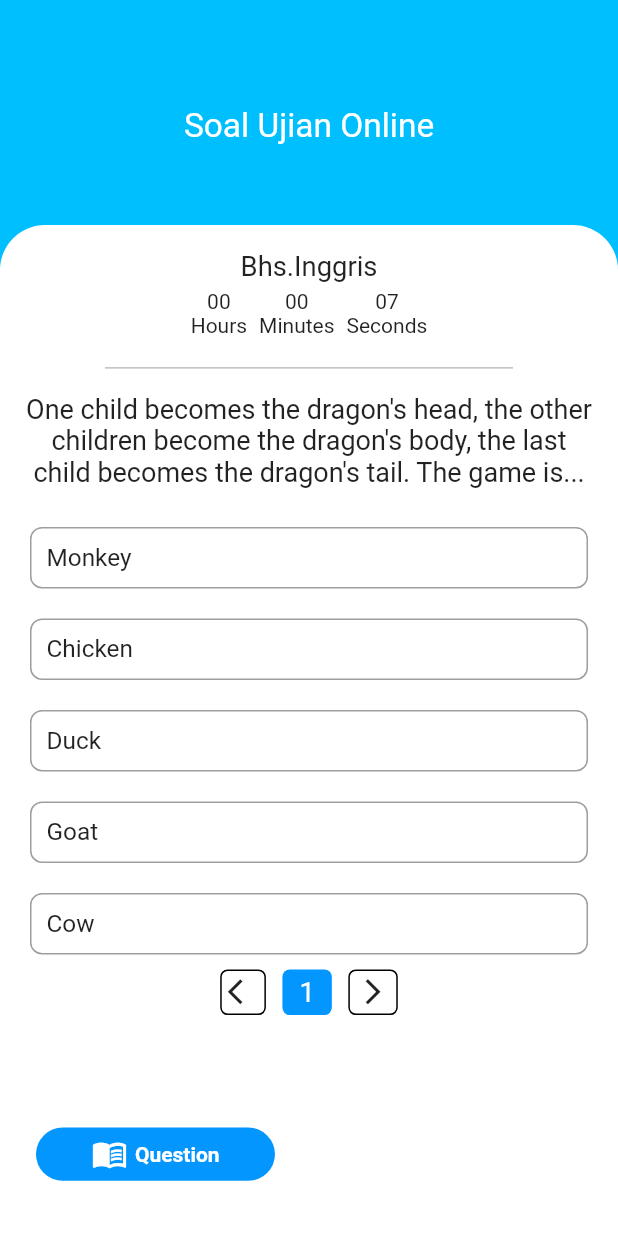
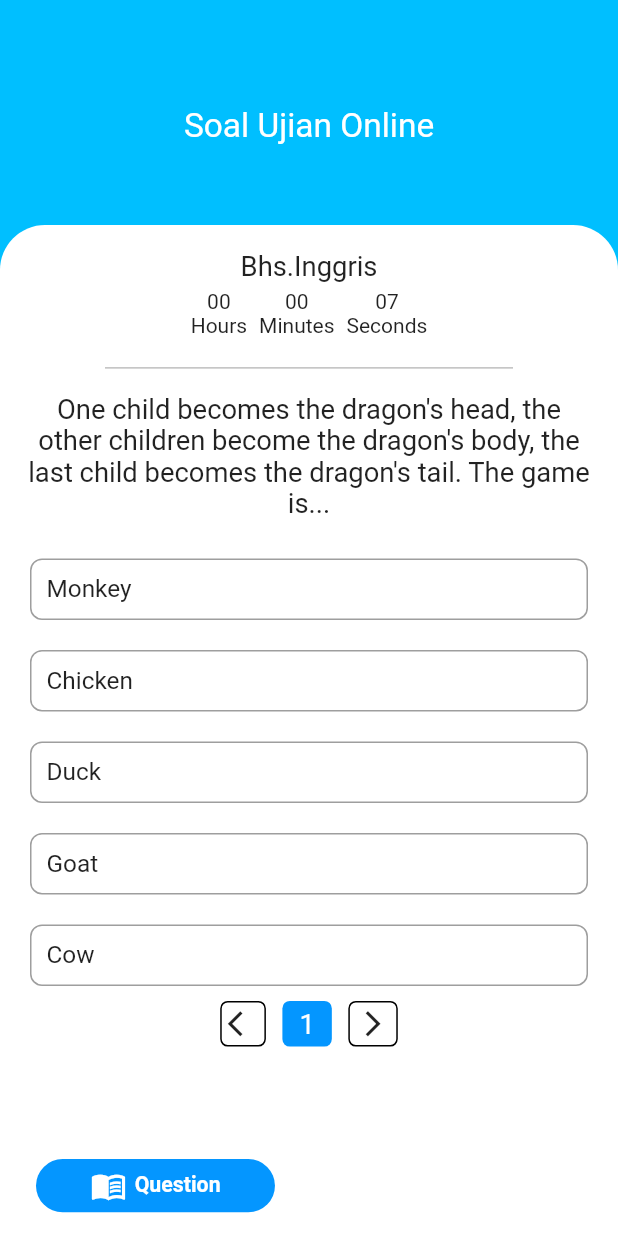
Before and after one commit to fremasadi/siLengkap, a Flutter app: the screen it shows after launch, on a phone screen of 412 x 824 dp. Run offline on Flutter 3.47's test engine with Material 2 defaults, Android fonts, the light colour scheme and no system bars; our stand-ins replace flutter_screenutil, get.

Commit message:
perbaikan overpixel quiz view

```diff
--- a/lib/app/modules/quiz/views/quiz_view.dart
+++ b/lib/app/modules/quiz/views/quiz_view.dart
@@ -39,7 +39,6 @@ class QuizView extends GetView<QuizController> {
             ),
             Container(
               margin: const EdgeInsets.only(top: 150),
-              height: context.height,
               decoration: const BoxDecoration(
                 color: Colors.white,
                 borderRadius: BorderRadius.vertical(
@@ -116,7 +115,7 @@ class QuizView extends GetView<QuizController> {
                       padding: const EdgeInsets.all(16.0),
                       child: Text(
                         question.question,
-                        style: const TextStyle(fontSize: 18),
+                        style: TextStyle(fontSize: 18.sp),
                         textAlign: TextAlign.center,
                       ),
                     ),
@@ -150,8 +149,9 @@ class QuizView extends GetView<QuizController> {
                                     padding: const EdgeInsets.only(right: 8.0),
                                     child: Image.asset(
                                       option.imageUrl,
-                                      width: 80.w,
-                                      height: 60.h,
+                                      width: 150.w,
+                                      height: 100.h,
+                                      fit: BoxFit.cover,
                                     ),
                                   ),
                                 Expanded(
@@ -243,20 +243,20 @@ class QuizView extends GetView<QuizController> {
                               ),
                               child: Row(
                                 mainAxisAlignment: MainAxisAlignment.center,
-                                children: const [
-                                  Icon(
+                                children: [
+                                  const Icon(
                                     Icons.menu_book_outlined,
                                     color: Colors.white,
                                   ),
                                   SizedBox(
-                                    width: 5,
+                                    width: 5.w,
                                   ),
                                   Text(
                                     'Question',
                                     style: TextStyle(
                                       color: Colors.white,
                                       fontWeight: FontWeight.bold,
-                                      fontSize: 14,
+                                      fontSize: 14.sp,
                                     ),
                                   ),
                                 ],
@@ -307,6 +307,9 @@ class QuizView extends GetView<QuizController> {
                         ],
                       ),
                     ),
+                    SizedBox(
+                      height: 30.h,
+                    )
                   ],
                 );
               }),
```
